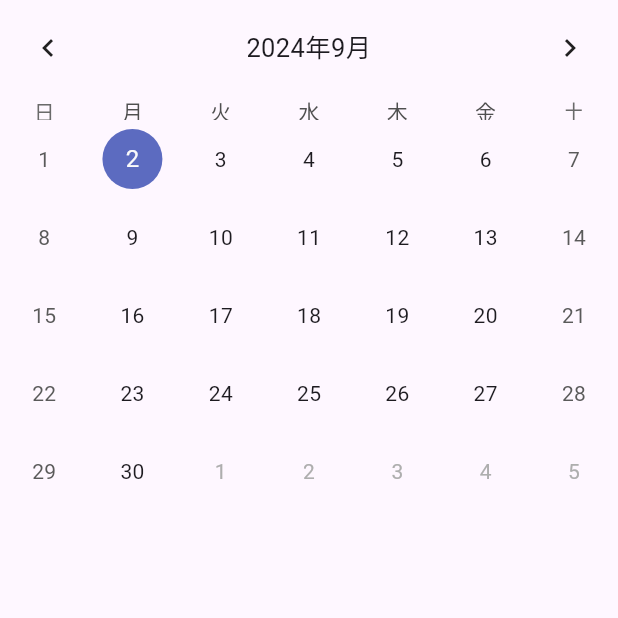
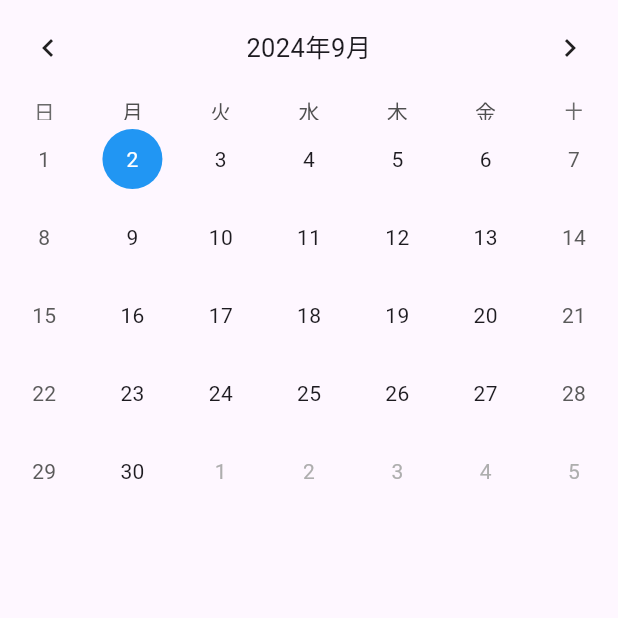
Before and after one commit to gentixyann/h_calender, a Flutter app: the screen it shows after launch, on a phone screen of 412 x 824 dp, the top half of it. Run offline on Flutter 3.47's test engine with Material 3 defaults, Android fonts, the phone set to English and light mode, and no system bars; drawn by our look-alikes of table_calendar; our stand-ins replace flutter_riverpod, go_router.

Commit message:
AppThemeクラスを定義

```diff
--- a/lib/main.dart
+++ b/lib/main.dart
@@ -1,6 +1,7 @@
 import 'package:flutter/material.dart';
 import 'package:h_calender/router.dart';
 import 'package:flutter_riverpod/flutter_riverpod.dart';
+import 'package:h_calender/theme.dart';
 import 'package:intl/date_symbol_data_local.dart';
 
 void main() {
@@ -16,10 +17,7 @@ class MyApp extends StatelessWidget {
     return MaterialApp.router(
       title: '性活カレンダー',
       routerConfig: router,
-      theme: ThemeData(
-        colorScheme: ColorScheme.fromSeed(seedColor: Colors.deepPurple),
-        useMaterial3: true,
-      ),
+      theme: AppTheme.lightTheme,
     );
   }
 
--- /dev/null
+++ b/lib/theme.dart
@@ -0,0 +1,8 @@
+import 'package:flutter/material.dart';
+
+class AppTheme {
+  static final ThemeData lightTheme = ThemeData(
+    colorScheme: ColorScheme.fromSeed(seedColor: Colors.deepPurple),
+    useMaterial3: true,
+  );
+}
--- a/lib/views/pages/home_page.dart
+++ b/lib/views/pages/home_page.dart
@@ -25,10 +25,22 @@ class HomePage extends ConsumerWidget {
           formatButtonVisible: false,
           titleCentered: true,
         ),
-        calendarStyle: CalendarStyle(
-            todayTextStyle: TextStyle(
-          color: Colors.deepPurpleAccent,
-        )),
+        calendarStyle: const CalendarStyle(
+          todayDecoration: BoxDecoration(
+            color: Colors.pink, // 今日の日付の背景色
+            shape: BoxShape.circle, // 形を丸く
+          ),
+          selectedDecoration: BoxDecoration(
+            shape: BoxShape.circle,
+            color: Colors.blue, // 選択した日付の背景色
+          ),
+          todayTextStyle: TextStyle(
+            color: Colors.white, // 今日の日付の文字色
+          ),
+          selectedTextStyle: TextStyle(
+            color: Colors.white, // 選択した日付の文字色
+          ),
+        ),
         onDaySelected: (selectedDay, focusedDay) {
           ref.read(selectedDateProvider.notifier).state = selectedDay;
           ref.read(focusedDateProvider.notifier).state = focusedDay;
```
